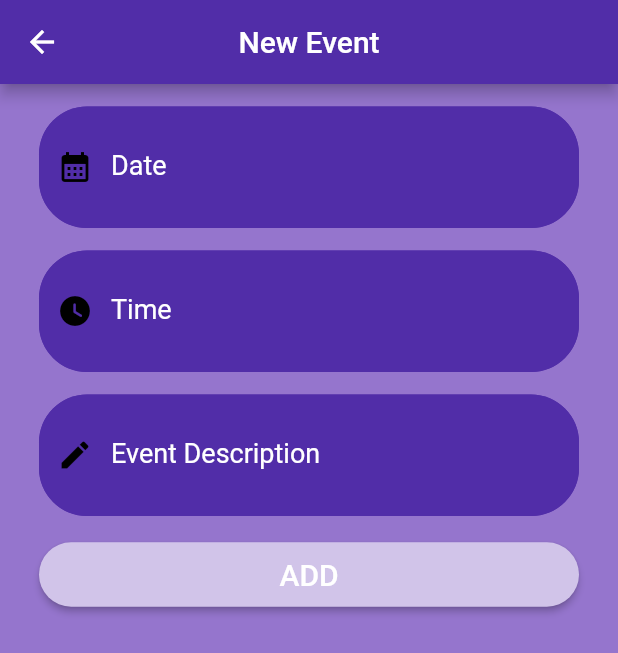
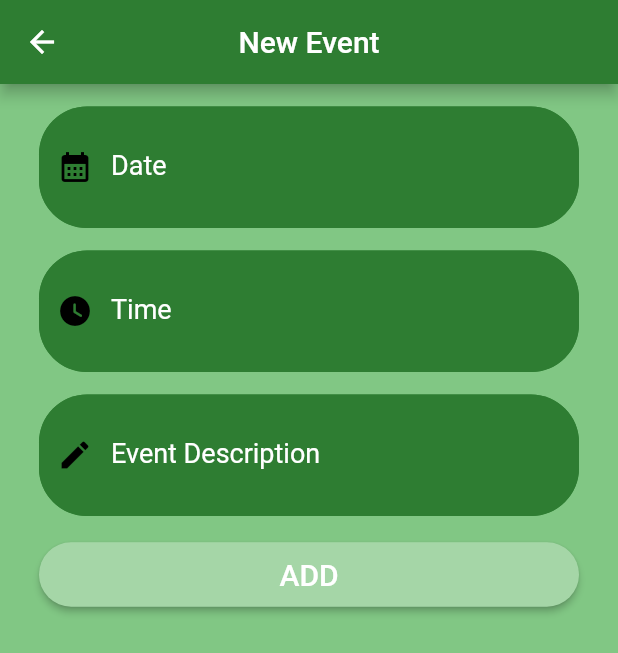
Before and after one commit to Rasesh-Srivastava/Event_Scheduler, a Flutter app: the screen it shows after launch, after a tap on the "add" icon, on a phone screen of 412 x 824 dp. Shown: the top 653 px of the screen. Run offline on Flutter 3.47's test engine with Material 2 defaults, Android fonts, the phone set to English and light mode, and no system bars; our stand-ins replace shared_preferences.

Commit message:
Third Commit

```diff
--- a/lib/main.dart
+++ b/lib/main.dart
@@ -13,10 +13,10 @@ class _MyAppState extends State<MyApp> {
   Widget build(BuildContext context) {
     return MaterialApp(
       home: Scaffold(
-        backgroundColor: Colors.deepPurple[300],
+        backgroundColor: Colors.green[300],
         appBar: AppBar(
         title: const Text('Event Scheduler'),
-        backgroundColor: Colors.deepPurple[700],
+        backgroundColor: Colors.green[800],
         centerTitle: true,
         ),
         body: TODOApp(),
@@ -29,7 +29,7 @@ class _MyAppState extends State<MyApp> {
                     _list.add('Date: ${newText[1]} \nTime: ${newText[2]} \nEvent: ${newText[0]}');
                   });
                 },
-                backgroundColor: Colors.deepPurple[700],
+                backgroundColor: Colors.green[800],
                 child: const Icon(Icons.add),
               );
             }
--- a/lib/new_event.dart
+++ b/lib/new_event.dart
@@ -12,16 +12,16 @@ class _NewEventScreenState extends State<NewEventScreen> {
   @override
   Widget build(BuildContext context) {
     return Scaffold(
-      backgroundColor: Colors.deepPurple[300],
+      backgroundColor: Colors.green[300],
       appBar: AppBar(
         title: const Text('New Event'),
-        backgroundColor: Colors.deepPurple[700],
+        backgroundColor: Colors.green[800],
         centerTitle: true,
       ),
       body: Center(
         child: Column(
               children: <Widget>[
-                const SizedBox(height: 15),
+                Flexible(child: const SizedBox(height: 15)),
                 Flexible(
                   child: SizedBox(
                     width: 360,
@@ -34,23 +34,23 @@ class _NewEventScreenState extends State<NewEventScreen> {
                         labelStyle: const TextStyle(color: Colors.white),
                         border: OutlineInputBorder(
                           borderRadius: BorderRadius.circular(32),
-                          borderSide: BorderSide(color: Colors.deepPurple[700]??Colors.purple),
+                          borderSide: BorderSide(color: Colors.green[800]??Colors.purple),
                         ),
                         enabledBorder: OutlineInputBorder(
                           borderRadius: BorderRadius.circular(32),
-                          borderSide: BorderSide(color: Colors.deepPurple[700]??Colors.purple),
+                          borderSide: BorderSide(color: Colors.green[800]??Colors.purple),
                         ),
                         focusedBorder: OutlineInputBorder(
                           borderRadius: BorderRadius.circular(32),
-                          borderSide: BorderSide(color: Colors.deepPurple[700]??Colors.purple),
+                          borderSide: BorderSide(color: Colors.green[800]??Colors.purple),
                         ),
                         disabledBorder: OutlineInputBorder(
                           borderRadius: BorderRadius.circular(32),
-                          borderSide: BorderSide(color: Colors.deepPurple[700]??Colors.purple),
+                          borderSide: BorderSide(color: Colors.green[800]??Colors.purple),
                         ),
-                        focusColor:Colors.deepPurple[700],iconColor: Colors.white,
+                        focusColor:Colors.green[800],iconColor: Colors.white,
                         filled: true,
-                        fillColor: Colors.deepPurple[700],
+                        fillColor: Colors.green[800],
                         contentPadding: const EdgeInsets.symmetric(vertical: 30),
                       ),
                       style: const TextStyle(color: Colors.white,fontSize: 18),
@@ -59,7 +59,7 @@ class _NewEventScreenState extends State<NewEventScreen> {
                     ),
                   ),
                 ),
-                const SizedBox(height: 15),
+                Flexible(child: const SizedBox(height: 15)),
                 Flexible(
                   child: SizedBox(
                     width: 360,
@@ -72,23 +72,23 @@ class _NewEventScreenState extends State<NewEventScreen> {
                         labelStyle: const TextStyle(color: Colors.white),
                         border: OutlineInputBorder(
                           borderRadius: BorderRadius.circular(32),
-                          borderSide: BorderSide(color: Colors.deepPurple[700]??Colors.purple),
+                          borderSide: BorderSide(color: Colors.green[800]??Colors.purple),
                         ),
                         enabledBorder: OutlineInputBorder(
                           borderRadius: BorderRadius.circular(32),
-                          borderSide: BorderSide(color: Colors.deepPurple[700]??Colors.purple),
+                          borderSide: BorderSide(color: Colors.green[800]??Colors.purple),
                         ),
                         focusedBorder: OutlineInputBorder(
                           borderRadius: BorderRadius.circular(32),
-                          borderSide: BorderSide(color: Colors.deepPurple[700]??Colors.purple),
+                          borderSide: BorderSide(color: Colors.green[800]??Colors.purple),
                         ),
                         disabledBorder: OutlineInputBorder(
                           borderRadius: BorderRadius.circular(32),
-                          borderSide: BorderSide(color: Colors.deepPurple[700]??Colors.purple),
+                          borderSide: BorderSide(color: Colors.green[800]??Colors.purple),
                         ),
-                        focusColor:Colors.deepPurple[700],iconColor: Colors.white,
+                        focusColor:Colors.green[800],iconColor: Colors.white,
                         filled: true,
-                        fillColor: Colors.deepPurple[700],
+                        fillColor: Colors.green[800],
                         contentPadding: const EdgeInsets.symmetric(vertical: 30),
                       ),
                       style: const TextStyle(color: Colors.white,fontSize: 18),
@@ -97,7 +97,7 @@ class _NewEventScreenState extends State<NewEventScreen> {
                     ),
                   ),
                 ),
-                const SizedBox(height: 15),
+                Flexible(child: const SizedBox(height: 15)),
                 Flexible(
                   child: SizedBox(
                     width: 360,
@@ -110,23 +110,23 @@ class _NewEventScreenState extends State<NewEventScreen> {
                         labelStyle: const TextStyle(color: Colors.white),
                         border: OutlineInputBorder(
                           borderRadius: BorderRadius.circular(32),
-                          borderSide: BorderSide(color: Colors.deepPurple[700]??Colors.purple),
+                          borderSide: BorderSide(color: Colors.green[800]??Colors.purple),
                       ),
                         enabledBorder: OutlineInputBorder(
                           borderRadius: BorderRadius.circular(32),
-                          borderSide: BorderSide(color: Colors.deepPurple[700]??Colors.purple),
+                          borderSide: BorderSide(color: Colors.green[800]??Colors.purple),
                         ),
                         focusedBorder: OutlineInputBorder(
                           borderRadius: BorderRadius.circular(32),
-                          borderSide: BorderSide(color: Colors.deepPurple[700]??Colors.purple),
+                          borderSide: BorderSide(color: Colors.green[800]??Colors.purple),
                         ),
                         disabledBorder: OutlineInputBorder(
                           borderRadius: BorderRadius.circular(32),
-                          borderSide: BorderSide(color: Colors.deepPurple[700]??Colors.purple),
+                          borderSide: BorderSide(color: Colors.green[800]??Colors.purple),
                         ),
-                        focusColor:Colors.deepPurple[700],iconColor: Colors.white,
+                        focusColor:Colors.green[800],iconColor: Colors.white,
                         filled: true,
-                        fillColor: Colors.deepPurple[700],
+                        fillColor: Colors.green[800],
                         contentPadding: const EdgeInsets.symmetric(vertical: 30),
                     ),
                       style: const TextStyle(color: Colors.white,fontSize: 18),
@@ -135,18 +135,19 @@ class _NewEventScreenState extends State<NewEventScreen> {
                     ),
                   ),
                 ),
-                const SizedBox(height: 15),
+                Flexible(child: const SizedBox(height: 15)),
                 Builder(
                   builder: (context) {
-                    return ElevatedButton(
+                    return Flexible(
+                      child: ElevatedButton(
                         style: ElevatedButton.styleFrom(
                           padding: const EdgeInsets.all(10),
-                        backgroundColor: Colors.deepPurple[100],
+                          backgroundColor: Colors.green[200],
                           minimumSize: const Size(360,38),
                           shape: const StadiumBorder(),
                         ),
                         //   style: ButtonStyle(
-                      //     backgroundColor: Colors.deepPurple[100],
+                        //     backgroundColor: Colors.green[100],
                         //     shape: MaterialStateProperty.all(RoundedRectangleBorder(
                         //       borderRadius: BorderRadius.circular(18),
                         //     ))
@@ -162,6 +163,7 @@ class _NewEventScreenState extends State<NewEventScreen> {
                           child: const Text('ADD',
                           style: TextStyle(color: Colors.white,fontSize: 20),
                           )
+                      ),
                     );
                   }
                 )
--- a/pubspec.yaml
+++ b/pubspec.yaml
@@ -38,11 +38,17 @@ dependencies:
   cupertino_icons: ^1.0.2
   tuple: ^2.0.1
   shared_preferences: ^2.0.15
+  flutter_launcher_icons: ^0.11.0
 
 dev_dependencies:
   flutter_test:
     sdk: flutter
+  flutter_launcher_icons: ^0.11.0
 
+flutter_icons:
+  android: true
+  ios: true
+  image_path: "assets/App_Logo.png"
   # The "flutter_lints" package below contains a set of recommended lints to
   # encourage good coding practices. The lint set provided by the package is
   # activated in the `analysis_options.yaml` file located at the root of your
```
Also changed, not shown: pubspec.lock, 22 other files. Lines whose indentation alone changed are shown as unchanged.
